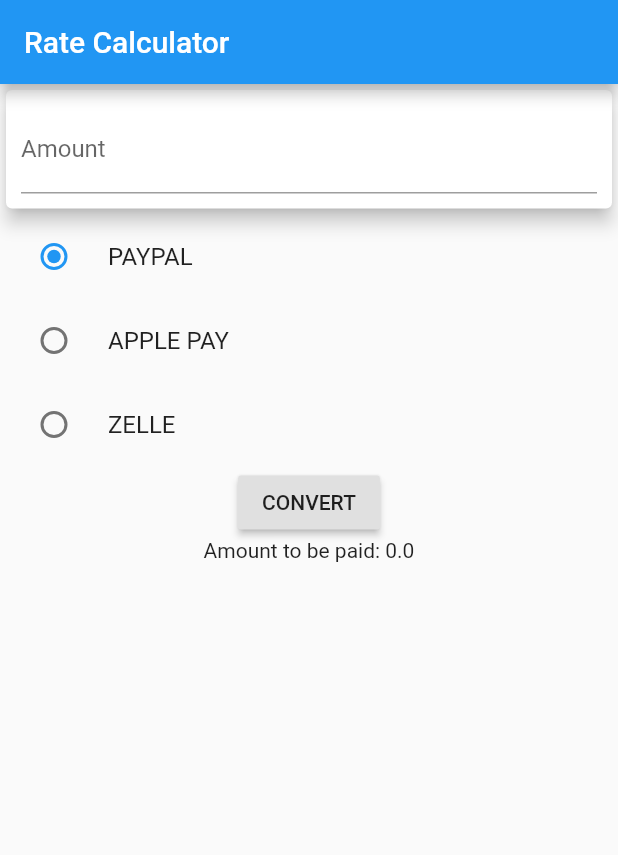
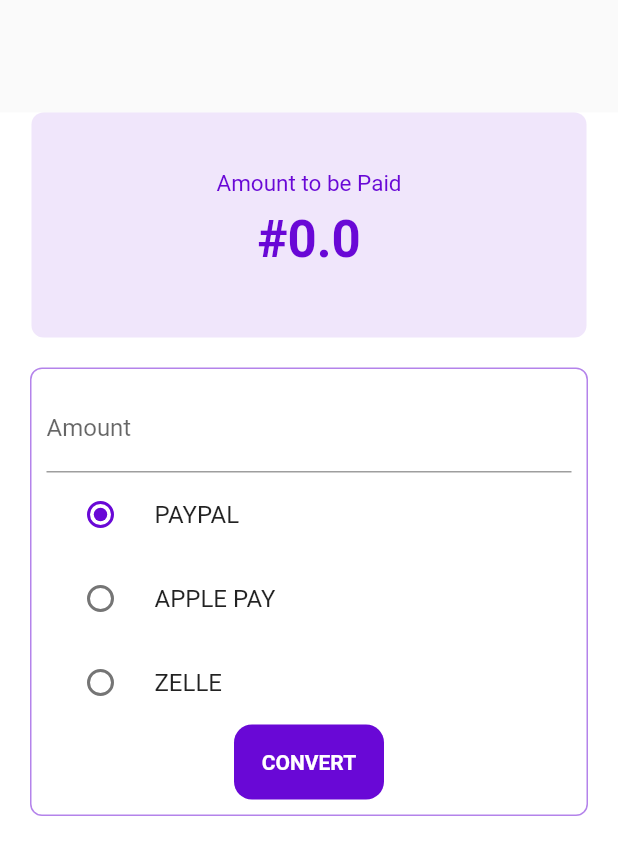
Before and after one commit to SamuelOsewa/rate_calculator, a Flutter app: the screen it shows after launch, on a phone screen of 412 x 824 dp. Shown: the top 855 px of the screen. Run offline on Flutter 3.47's test engine with Material 2 defaults, Android fonts, the phone set to English and light mode, and no system bars.

Commit message:
ui update

```diff
--- a/lib/main.dart
+++ b/lib/main.dart
@@ -1,106 +1,5 @@
 import 'package:flutter/material.dart';
 
-void main() => runApp(MyApp());
+import 'ui/home.dart';
 
-class MyApp extends StatelessWidget {
-  @override
-  Widget build(BuildContext context) {
-    return HomePage();
-  }
-}
-
-class HomePage extends StatefulWidget {
-  @override
-  State<StatefulWidget> createState() {
-    return HomePageState();
-  }
-}
-
-class HomePageState extends State {
-  final amountController = TextEditingController();
-  double result = 0.0;
-  late double amount;
-  late int rateMultiplier;
-  int _value = 1;
-  Widget build(BuildContext context) {
-    return MaterialApp(
-        home: Scaffold(
-      //backgroundColor: Colors.black,
-      appBar: AppBar(
-        title: Text('Rate Calculator'),
-      ),
-      body: Column(
-        children: [
-          Card(
-            elevation: 5,
-            child: Container(
-              // color: Colors.amberAccent,
-              padding: EdgeInsets.all(10),
-              child: TextField(
-                decoration: InputDecoration(
-                  labelText: 'Amount',
-                ),
-                controller: amountController,
-                style: TextStyle(),
-                onSubmitted: (String value) {
-                  amount = double.parse(value);
-                },
-              ),
-            ),
-          ),
-          RadioListTile(
-            value: 1,
-            groupValue: _value,
-            onChanged: (val) {
-              setState(() {
-                _value = val as int;
-              });
-            },
-            title: Text('PAYPAL'),
-          ),
-          RadioListTile(
-            value: 2,
-            groupValue: _value,
-            onChanged: (val) {
-              setState(() {
-                _value = val as int;
-              });
-            },
-            title: Text('APPLE PAY'),
-          ),
-          RadioListTile(
-            value: 3,
-            groupValue: _value,
-            onChanged: (val) {
-              setState(() {
-                _value = val as int;
-              });
-            },
-            title: Text('ZELLE'),
-          ),
-          RaisedButton(
-              child: Text('CONVERT'),
-              onPressed: () {
-                double amount = double.parse(amountController.text);
-                setState(() {
-                  switch (_value) {
-                    case 1:
-                      rateMultiplier = 280;
-                      break;
-                    case 2:
-                      rateMultiplier = 250;
-                      break;
-                    case 3:
-                      rateMultiplier = 260;
-                      break;
-                  }
-                  result = amount * rateMultiplier;
-                });
-                print(result);
-              }),
-          Text('Amount to be paid: $result'),
-        ],
-      ),
-    ));
-  }
-}
+void main() => runApp(HomePage());
--- /dev/null
+++ b/lib/ui/home.dart
@@ -0,0 +1,162 @@
+import 'package:flutter/material.dart';
+import 'package:rate_calculator/util/hexcolor.dart';
+
+class HomePage extends StatefulWidget {
+  @override
+  State<StatefulWidget> createState() {
+    return HomePageState();
+  }
+}
+
+class HomePageState extends State {
+  Color _gold = HexColor('#FFC107');
+  Color _purple = HexColor('#6908D6');
+
+  final amountController = TextEditingController();
+  double result = 0.0;
+  late double amount;
+  late int rateMultiplier;
+  int _value = 1;
+  Widget build(BuildContext context) {
+    return MaterialApp(
+        home: Scaffold(
+      //backgroundColor: Colors.black,
+
+      body: Container(
+          alignment: Alignment.center,
+          color: Colors.white,
+          margin: EdgeInsets.only(top: 75),
+          child: ListView(scrollDirection: Axis.vertical, children: [
+            Column(
+              children: [
+                Container(
+                    alignment: Alignment.center,
+                    padding: EdgeInsets.all(20.5),
+                    width: 370,
+                    height: 150,
+                    decoration: BoxDecoration(
+                      color: _purple.withOpacity(0.1),
+                      borderRadius: BorderRadius.circular(8.0),
+                    ),
+                    child: Column(
+                      mainAxisAlignment: MainAxisAlignment.center,
+                      children: [
+                        Text(
+                          'Amount to be Paid',
+                          style: TextStyle(
+                              color: _purple,
+                              fontSize: 15.0,
+                              fontWeight: FontWeight.normal),
+                        ),
+                        Padding(
+                          padding: const EdgeInsets.all(8.0),
+                          child: Text('#$result',
+                              style: TextStyle(
+                                  color: _purple,
+                                  fontSize: 34.0,
+                                  fontWeight: FontWeight.bold)),
+                        )
+                      ],
+                    )),
+                // Card(
+                //   elevation: 5,
+                //   child:
+                Container(
+                  margin: EdgeInsets.all(20.0),
+                  // color: Colors.amberAccent,
+                  decoration: (BoxDecoration(
+                      color: Colors.transparent,
+                      border: Border.all(
+                          color: _purple.withOpacity(0.5),
+                          style: BorderStyle.solid),
+                      borderRadius: BorderRadius.circular(8.0))),
+                  padding: EdgeInsets.all(10),
+                  child: Column(
+                    children: [
+                      TextField(
+                        decoration: InputDecoration(
+                          labelText: 'Amount',
+                        ),
+                        controller: amountController,
+                        style: TextStyle(),
+                        onSubmitted: (String value) {
+                          amount = double.parse(value);
+                        },
+                      ),
+                      RadioListTile(
+                        activeColor: _purple,
+                        value: 1,
+                        groupValue: _value,
+                        onChanged: (val) {
+                          setState(() {
+                            _value = val as int;
+                          });
+                        },
+                        title: Text('PAYPAL'),
+                      ),
+                      RadioListTile(
+                        activeColor: _purple,
+                        value: 2,
+                        groupValue: _value,
+                        onChanged: (val) {
+                          setState(() {
+                            _value = val as int;
+                          });
+                        },
+                        title: Text('APPLE PAY'),
+                      ),
+                      RadioListTile(
+                        activeColor: _purple,
+                        value: 3,
+                        groupValue: _value,
+                        onChanged: (val) {
+                          setState(() {
+                            _value = val as int;
+                          });
+                        },
+                        title: Text('ZELLE'),
+                      ),
+                      Container(
+                        alignment: Alignment.center,
+                        width: 100,
+                        height: 50,
+                        decoration: BoxDecoration(
+                            color: _purple,
+                            borderRadius: BorderRadius.circular(12.0)),
+                        child: InkWell(
+                            child: Text(
+                              'CONVERT',
+                              style: TextStyle(
+                                  color: Colors.white,
+                                  fontWeight: FontWeight.bold),
+                            ),
+                            onTap: () {
+                              double amount =
+                                  double.parse(amountController.text);
+                              setState(() {
+                                switch (_value) {
+                                  case 1:
+                                    rateMultiplier = 280;
+                                    break;
+                                  case 2:
+                                    rateMultiplier = 250;
+                                    break;
+                                  case 3:
+                                    rateMultiplier = 260;
+                                    break;
+                                }
+                                result = amount * rateMultiplier;
+                              });
+                              print(result);
+                            }),
+                      ),
+                    ],
+                  ),
+                ),
+                //  ),
+              ],
+            ),
+          ])),
+    ));
+  }
+}
--- /dev/null
+++ b/lib/util/hexcolor.dart
@@ -0,0 +1,15 @@
+import 'package:flutter/material.dart';
+
+class HexColor extends Color {
+  static int _getColorFromHex(String hexColor) {
+    hexColor = hexColor.toUpperCase().replaceAll("#", "");
+
+    if (hexColor.length == 6) {
+      hexColor = "FF" + hexColor;
+    }
+
+    return int.parse(hexColor, radix: 16);
+  }
+
+  HexColor(final String hexColor) : super(_getColorFromHex(hexColor));
+}
```
